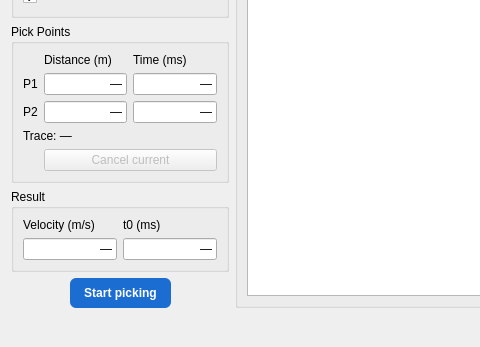
Above: SeiSeeMp/velocitydialog.ui from wangweiwei104/SeiSee before the change; both pictures show x 0 to 480 and y 205 to 552 of the 660 by 552 pixel window. Below: the same form after it.
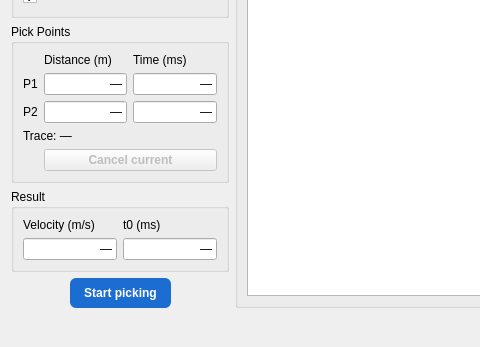
That is the form after the change. Icons and pictures are not drawn. Custom widgets are drawn as their Qt base class.

Commit message: 优化取消当前正在拾取的提示按钮显示效果（改为醒目的红色加粗）；优化两个界面的底部按钮的间距

The edit to the form file:
```diff
--- a/SeiSeeMp/velocitydialog.ui
+++ b/SeiSeeMp/velocitydialog.ui
@@ -309,6 +309,12 @@
           </item>
           <item row="4" column="1" colspan="2">
            <widget class="QPushButton" name="velocityCancel">
+            <property name="styleSheet">
+             <string notr="true">QPushButton#velocityCancel:enabled {
+    color: #ef4444;
+    font-weight: bold;
+}</string>
+            </property>
             <property name="enabled">
              <bool>false</bool>
             </property>
```
The commit also changes 4 other files.
